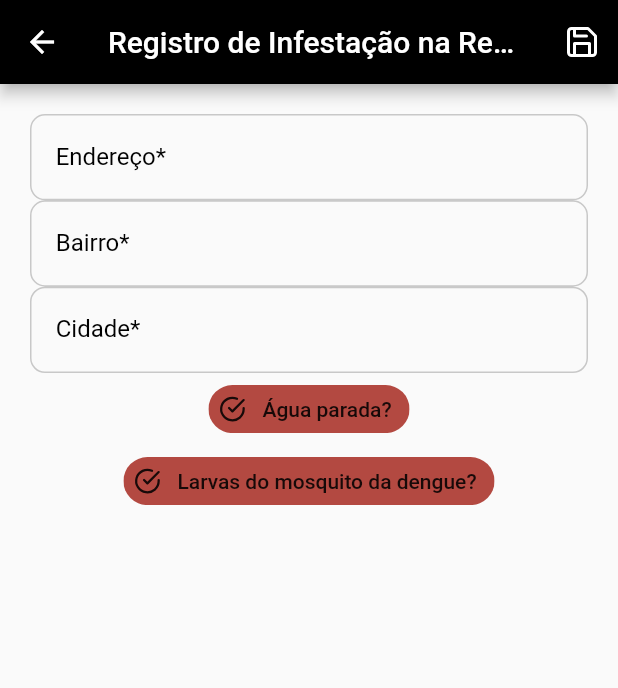
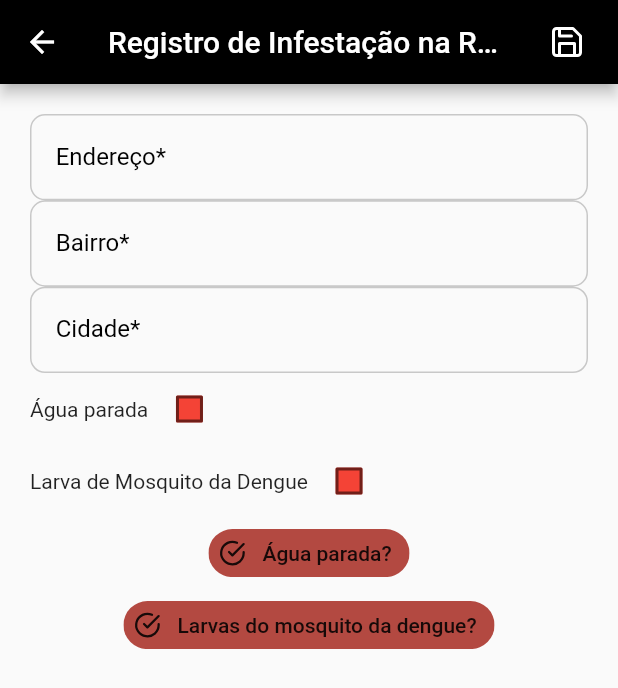
Before and after one commit to rp-5/dengue-frontend, a Flutter app: the RegionRegister screen opened directly, on a phone screen of 412 x 824 dp. Shown: the top 688 px of the screen. Run offline on Flutter 3.47's test engine with Material 2 defaults, Android fonts, the phone set to English and light mode, and no system bars; our stand-ins replace animated_bottom_navigation_bar, flutter_feather_icons; Roboto replaces fonts that are missing (Proxima).

Commit message:
region-form-alteration

```diff
--- a/dengue/lib/src/components/region_tile.dart
+++ b/dengue/lib/src/components/region_tile.dart
@@ -1,5 +1,4 @@
 import 'package:dengue/src/data/pages_list.dart';
-import 'package:dengue/src/model/human.dart';
 import 'package:dengue/src/model/region.dart';
 import 'package:flutter/material.dart';
 import 'package:flutter_feather_icons/flutter_feather_icons.dart';
--- a/dengue/lib/src/pages/human_register.dart
+++ b/dengue/lib/src/pages/human_register.dart
@@ -32,11 +32,14 @@
       appBar: AppBar(
         title: const Text('Registro de Caso em Humano'),
         backgroundColor: Colors.black,
-        actions: <Widget>[
+        actions: [
           IconButton(
             icon: const Icon(FeatherIcons.save),
             onPressed: () {},
           ),
+          const SizedBox(
+            width: 10,
+          )
         ],
       ),
       body: Padding(
--- a/dengue/lib/src/pages/region_register.dart
+++ b/dengue/lib/src/pages/region_register.dart
@@ -1,17 +1,13 @@
 import 'package:flutter/material.dart';
 import 'package:flutter_feather_icons/flutter_feather_icons.dart';
-
 
 class RegionRegister extends StatefulWidget {
   @override
   RegionRegisterState createState() => RegionRegisterState();
   const RegionRegister({Key? key}) : super(key: key);
-
-
 }
 
-class RegionRegisterState extends State<RegionRegister>{
-
+class RegionRegisterState extends State<RegionRegister> {
   bool isSelectedAgua = false;
   bool isSelectedLarva = false;
 
@@ -21,16 +17,30 @@ class RegionRegisterState extends State<RegionRegister>{
   }
 
   Widget getBody() {
+    Color getColor(Set<MaterialState> states) {
+      const Set<MaterialState> interactiveStates = <MaterialState>{
+        MaterialState.pressed,
+        MaterialState.hovered,
+        MaterialState.focused,
+      };
+      if (states.any(interactiveStates.contains)) {
+        return Colors.blue;
+      }
+      return Colors.red;
+    }
 
     return Scaffold(
       appBar: AppBar(
         title: const Text('Registro de Infestação na Região'),
         backgroundColor: Colors.black,
-        actions: <Widget>[
+        actions: [
           IconButton(
             icon: const Icon(FeatherIcons.save),
             onPressed: () {},
           ),
+          const SizedBox(
+            width: 10,
+          )
         ],
       ),
       body: Padding(
@@ -47,23 +57,55 @@ class RegionRegisterState extends State<RegionRegister>{
               TextFormField(
                 decoration: const InputDecoration(labelText: 'Cidade*'),
               ),
-              ChoiceChip(label: const Text('Água parada?'),
+              Row(
+                children: [
+                  const Text('Água parada '),
+                  Checkbox(
+                    checkColor: Colors.white,
+                    fillColor: MaterialStateProperty.resolveWith(getColor),
+                    value: isSelectedAgua,
+                    onChanged: (bool? value) {
+                      setState(() {
+                        isSelectedAgua = value!;
+                      });
+                    },
+                  ),
+                ],
+              ),
+              Row(
+                children: [
+                  const Text('Larva de Mosquito da Dengue '),
+                  Checkbox(
+                    checkColor: Colors.white,
+                    fillColor: MaterialStateProperty.resolveWith(getColor),
+                    value: isSelectedLarva,
+                    onChanged: (bool? value) {
+                      setState(() {
+                        isSelectedLarva = value!;
+                      });
+                    },
+                  ),
+                ],
+              ),
+              ChoiceChip(
+                label: const Text('Água parada?'),
                 selected: isSelectedAgua,
-               selectedColor: Color.fromARGB(255, 55, 192, 59),
-               backgroundColor: Color.fromARGB(255, 179, 73, 65),
+                selectedColor: const Color.fromARGB(255, 55, 192, 59),
+                backgroundColor: const Color.fromARGB(255, 179, 73, 65),
                 avatar: const Icon(FeatherIcons.checkCircle),
-               onSelected: (newBoolValue){
+                onSelected: (newBoolValue) {
                   setState(() {
                     isSelectedAgua = newBoolValue;
                   });
                 },
               ),
-               ChoiceChip(label: const Text('Larvas do mosquito da dengue?'),
+              ChoiceChip(
+                label: const Text('Larvas do mosquito da dengue?'),
                 selected: isSelectedLarva,
-               selectedColor: Color.fromARGB(255, 55, 192, 59),
-               backgroundColor: Color.fromARGB(255, 179, 73, 65),
+                selectedColor: const Color.fromARGB(255, 55, 192, 59),
+                backgroundColor: const Color.fromARGB(255, 179, 73, 65),
                 avatar: const Icon(FeatherIcons.checkCircle),
-               onSelected: (newBoolValue){
+                onSelected: (newBoolValue) {
                   setState(() {
                     isSelectedLarva = newBoolValue;
                   });
```
Also changed, not shown: dengue/lib/src/pages/human_edit.dart (+24 -18 lines), dengue/lib/src/pages/region_cases.dart (+6 -2 lines), dengue/lib/src/pages/region_edit.dart (+15 -15 lines). Lines whose indentation alone changed are shown as unchanged.
